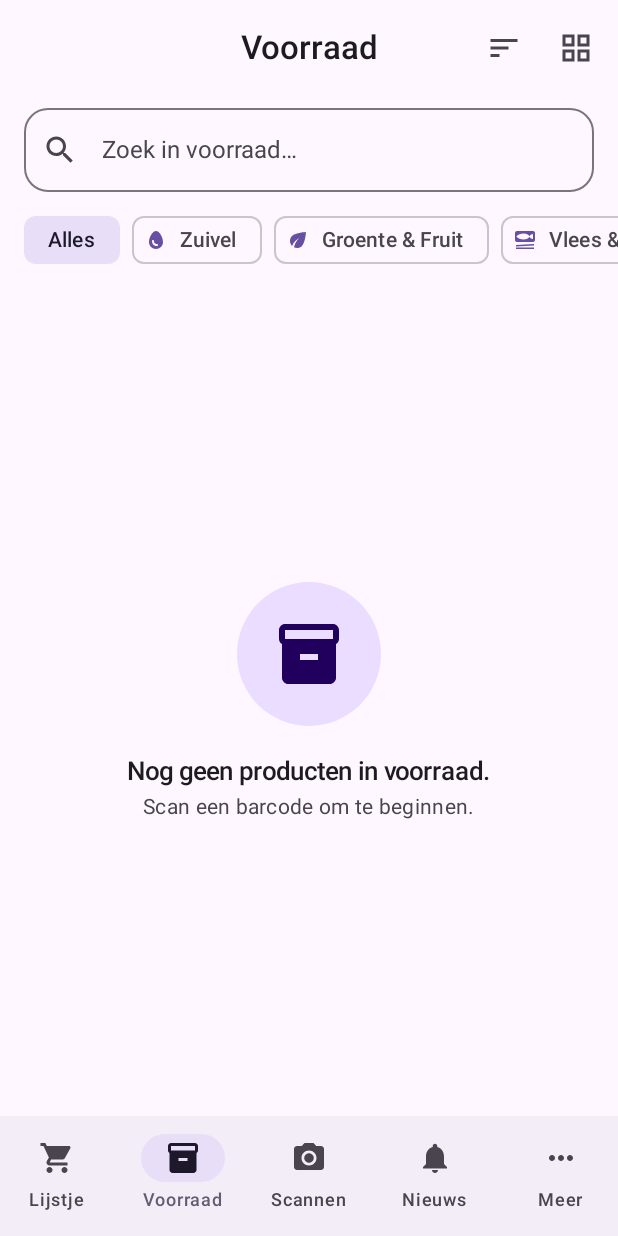
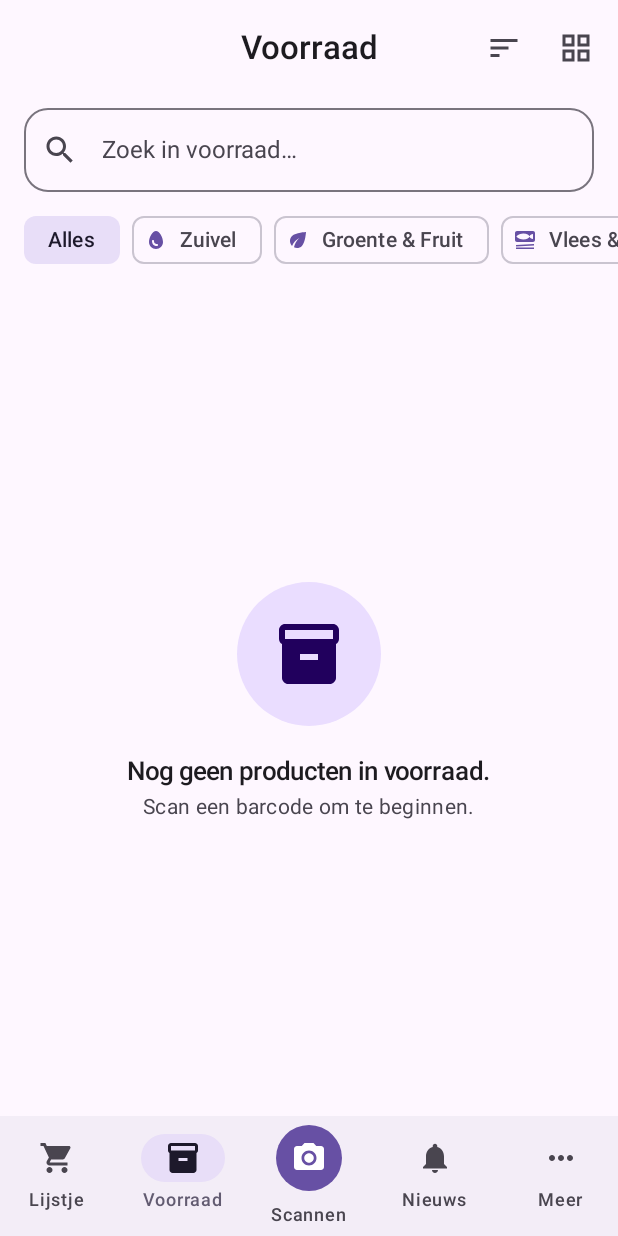
Before and after one commit to dctraas/HomeStock, an Android app built with Jetpack Compose: the screen it shows after launch (MainActivity), on a phone screen of 412 x 824 dp. Run offline under Robolectric (Android 15) with nearby library versions, the phone set to English and light mode, and no system bars; our stand-ins replace Room's generated code; pictures from the network do not load.

Commit message:
Maak de Scannen-knop in de bottom nav prominenter
Het scan-icoon krijgt een gevulde cirkel in de primaire kleur zodat het
opvalt tussen de andere, platte iconen in de navigatiebalk.

```diff
--- a/app/src/main/java/com/dtraas/boodschp/ui/navigation/BoodschpNavHost.kt
+++ b/app/src/main/java/com/dtraas/boodschp/ui/navigation/BoodschpNavHost.kt
@@ -1,13 +1,23 @@
 package com.dtraas.boodschp.ui.navigation
 
+import androidx.compose.foundation.layout.Box
+import androidx.compose.foundation.layout.fillMaxSize
 import androidx.compose.foundation.layout.padding
+import androidx.compose.foundation.layout.size
+import androidx.compose.foundation.shape.CircleShape
 import androidx.compose.material3.Icon
+import androidx.compose.material3.MaterialTheme
 import androidx.compose.material3.NavigationBar
 import androidx.compose.material3.NavigationBarItem
+import androidx.compose.material3.NavigationBarItemDefaults
 import androidx.compose.material3.Scaffold
+import androidx.compose.material3.Surface
 import androidx.compose.material3.Text
 import androidx.compose.runtime.Composable
+import androidx.compose.ui.Alignment
 import androidx.compose.ui.Modifier
+import androidx.compose.ui.graphics.Color
+import androidx.compose.ui.unit.dp
 import androidx.navigation.NavGraph.Companion.findStartDestination
 import androidx.navigation.NavHostController
 import androidx.navigation.compose.NavHost
@@ -108,6 +118,7 @@ fun BoodschpApp() {
 private fun BoodschpBottomBar(navController: NavHostController, currentRoute: String?) {
     NavigationBar {
         topLevelDestinations.forEach { destination ->
+            val isScan = destination.destination == Destination.Scan
             NavigationBarItem(
                 selected = currentRoute == destination.destination.route,
                 onClick = {
@@ -131,8 +142,34 @@ private fun BoodschpBottomBar(navController: NavHostController, currentRoute: St
                         }
                     }
                 },
-                icon = { Icon(destination.icon, contentDescription = destination.label) },
+                icon = {
+                    if (isScan) {
+                        // The scan action is the app's primary action, so it gets a
+                        // filled circular badge to stand out from the plain icons.
+                        Surface(
+                            shape = CircleShape,
+                            color = MaterialTheme.colorScheme.primary,
+                            modifier = Modifier.size(44.dp),
+                        ) {
+                            Box(contentAlignment = Alignment.Center, modifier = Modifier.fillMaxSize()) {
+                                Icon(
+                                    imageVector = destination.icon,
+                                    contentDescription = destination.label,
+                                    tint = MaterialTheme.colorScheme.onPrimary,
+                                    modifier = Modifier.size(24.dp),
+                                )
+                            }
+                        }
+                    } else {
+                        Icon(destination.icon, contentDescription = destination.label)
+                    }
+                },
                 label = { Text(destination.label) },
+                colors = if (isScan) {
+                    NavigationBarItemDefaults.colors(indicatorColor = Color.Transparent)
+                } else {
+                    NavigationBarItemDefaults.colors()
+                },
             )
         }
     }
```
